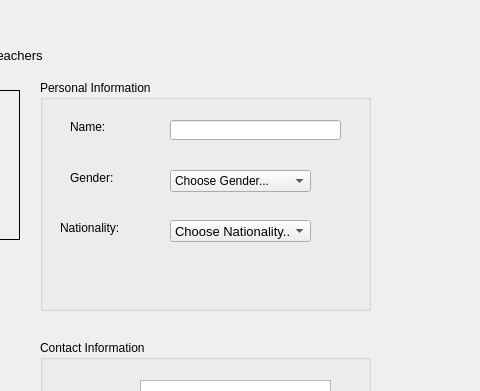
Before: the Qt Designer form editteacherdialog.ui in thenewcoder/school-administration-system, drawn with Qt 5; both pictures show x 340 to 820 and y 0 to 391 of the 942 by 731 pixel window.
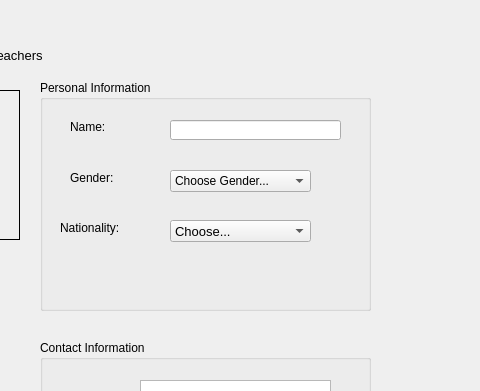
After: the same form once the commit is applied. Icons and pictures are not drawn.

The edit to the form file:
```diff
--- a/editteacherdialog.ui
+++ b/editteacherdialog.ui
@@ -113,9 +113,12 @@
       <pointsize>10</pointsize>
      </font>
     </property>
+    <property name="currentText">
+     <string>Choose...</string>
+    </property>
     <item>
      <property name="text">
-      <string>Choose Nationality...</string>
+      <string>Choose...</string>
      </property>
     </item>
    </widget>
```
